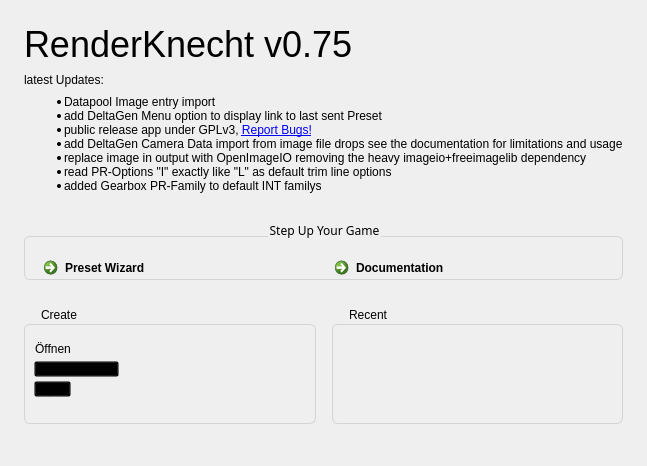
Above: ui/knecht_welcome.ui from tappi287/RenderKnecht2 before the change. Below: the same form after it.
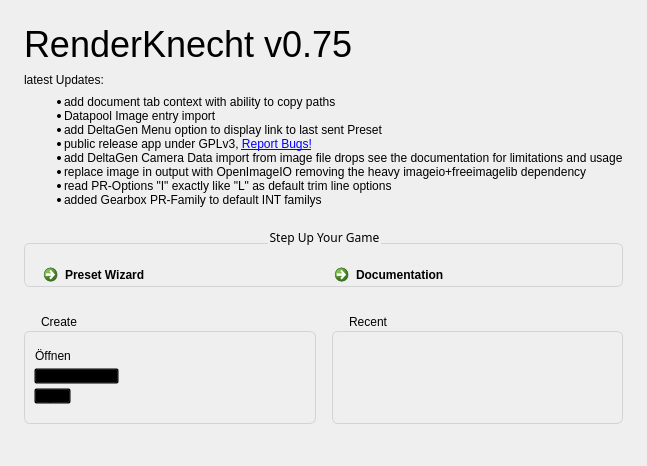
That is the form after the change. Icons and pictures are not drawn.

Commit message: implement document tab context menu

The edit to the form file:
```diff
--- a/ui/knecht_welcome.ui
+++ b/ui/knecht_welcome.ui
@@ -112,6 +112,7 @@
       <widget class="QLabel" name="news">
        <property name="text">
         <string>&lt;ul&gt;
+&lt;li&gt;add document tab context with ability to copy paths&lt;/li&gt;
 &lt;li&gt;Datapool Image entry import&lt;/li&gt;
 &lt;li&gt;add DeltaGen Menu option to display link to last sent Preset&lt;/li&gt;
 &lt;li&gt;public release app under GPLv3, &lt;a href=&quot;https://teams.microsoft.com/l/channel/19%3ad2bec81eaa8e4243a8c7b30e234e2f15%40thread.skype/DevOps%2520Updates?groupId=64c5e130-ce80-40e5-9d4b-de93f3502869&amp;tenantId=65705161-30e1-462b-b734-6ad1e41dfe35&quot;&gt;Report Bugs!&lt;/a&gt;&lt;/li&gt;
```
The commit also changes 9 other files.
